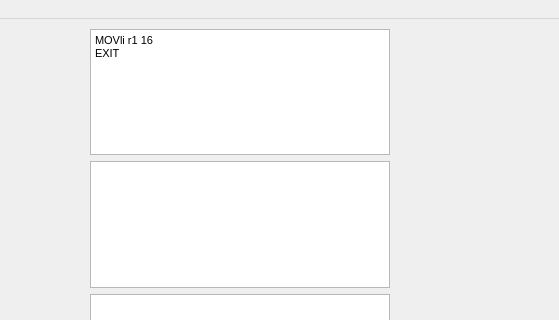
Old version of the form mainwindow.ui in the repository lisitsynSA/simulator; both pictures show x 87 to 646 and y 0 to 320 of the 646 by 474 pixel window.
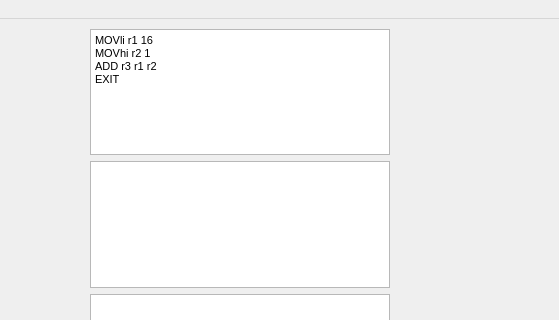
New version of the form.

What changed in the file:
```diff
--- a/mainwindow.ui
+++ b/mainwindow.ui
@@ -38,6 +38,8 @@
 p, li { white-space: pre-wrap; }
 &lt;/style&gt;&lt;/head&gt;&lt;body style=&quot; font-family:'MS Shell Dlg 2'; font-size:7.8pt; font-weight:400; font-style:normal;&quot;&gt;
 &lt;p style=&quot; margin-top:0px; margin-bottom:0px; margin-left:0px; margin-right:0px; -qt-block-indent:0; text-indent:0px;&quot;&gt;&lt;span style=&quot; font-size:8pt;&quot;&gt;MOVli r1 16&lt;/span&gt;&lt;/p&gt;
+&lt;p style=&quot; margin-top:0px; margin-bottom:0px; margin-left:0px; margin-right:0px; -qt-block-indent:0; text-indent:0px;&quot;&gt;&lt;span style=&quot; font-size:8pt;&quot;&gt;MOVhi r2 1&lt;/span&gt;&lt;/p&gt;
+&lt;p style=&quot; margin-top:0px; margin-bottom:0px; margin-left:0px; margin-right:0px; -qt-block-indent:0; text-indent:0px;&quot;&gt;&lt;span style=&quot; font-size:8pt;&quot;&gt;ADD r3 r1 r2&lt;/span&gt;&lt;/p&gt;
 &lt;p style=&quot; margin-top:0px; margin-bottom:0px; margin-left:0px; margin-right:0px; -qt-block-indent:0; text-indent:0px;&quot;&gt;&lt;span style=&quot; font-size:8pt;&quot;&gt;EXIT&lt;/span&gt;&lt;/p&gt;&lt;/body&gt;&lt;/html&gt;</string>
        </property>
       </widget>
```
